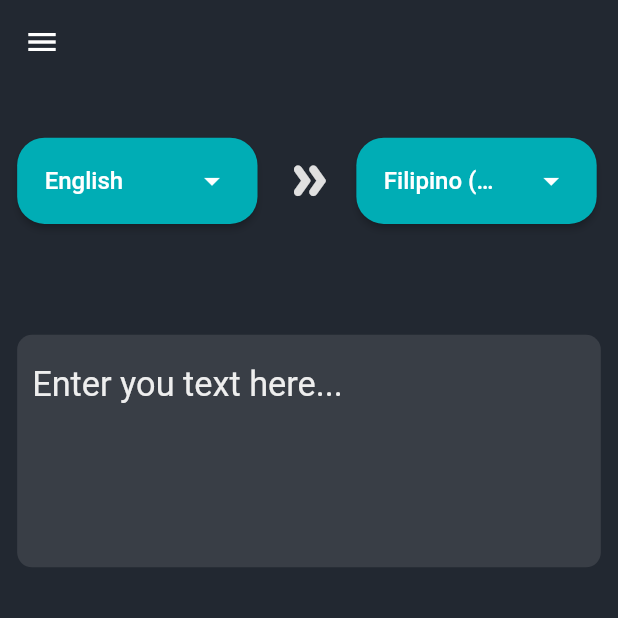
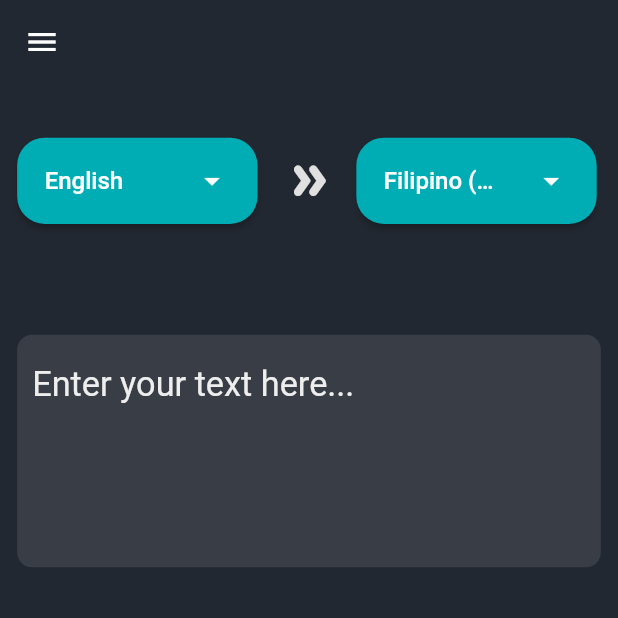
Before and after one commit to sev-n/translate, a Flutter app: the HomePage screen opened directly, on a phone screen of 412 x 824 dp, the top half of it. Run offline on Flutter 3.47's test engine with Material 2 defaults, Android fonts, the phone set to English and light mode, and no system bars; drawn by our look-alikes of google_nav_bar; our stand-ins replace flutter_screenutil, flutter_tts, lottie, shared_preferences, smooth_page_indicator, speech_to_text; missing offline and left inert: translator; accounts and stored records are empty; Roboto replaces fonts that are missing (gothic).

Commit message:
fixed hint text

```diff
--- a/lib/pages/bottom_nav_pages/UI/default_page.dart
+++ b/lib/pages/bottom_nav_pages/UI/default_page.dart
@@ -214,7 +214,7 @@ class _DefaultPageState extends State<DefaultPage> {
                             fontSize: 20.sp,
                             fontFamily: 'gothic',
                           ),
-                          hintText: "Enter you text here...",
+                          hintText: "Enter your text here...",
                           contentPadding: const EdgeInsets.symmetric(
                             vertical: 20,
                             horizontal: 10,
```
